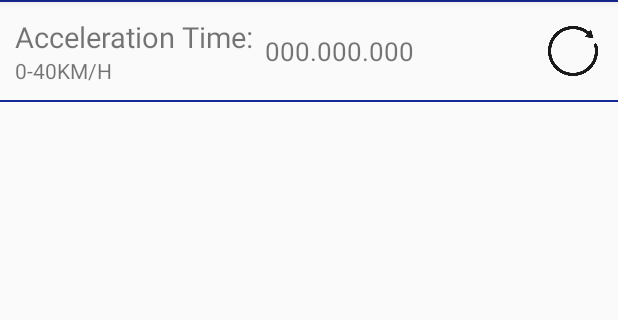
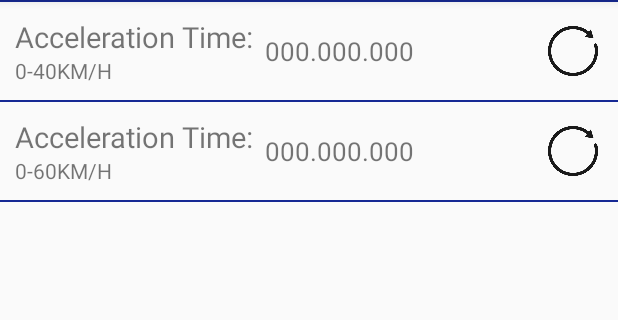
Before and after one commit to in-techouse/obd-car-diagnostic-pro, an Android app: the AccelerationTest screen opened directly, with no data from a screen before it, on a phone screen of 412 x 824 dp, the part 84-404 px from its top. Run offline under Robolectric (Android 15) with nearby library versions, the phone set to English and light mode, and no system bars.

Commit message:
Working on acceleration test

```diff
--- a/app/src/main/res/layout/activity_acceleration_test.xml
+++ b/app/src/main/res/layout/activity_acceleration_test.xml
@@ -68,6 +68,57 @@
             android:background="@color/colorPrimaryDark" />
 
         <!-- Second block, for 0-60 KM/H -->
+
+        <RelativeLayout
+            android:layout_width="match_parent"
+            android:layout_height="wrap_content"
+            android:padding="@dimen/mp_10">
+
+            <LinearLayout
+                android:id="@+id/speed060"
+                android:layout_width="wrap_content"
+                android:layout_height="wrap_content"
+                android:layout_alignParentStart="true"
+                android:layout_centerVertical="true"
+                android:orientation="vertical">
+
+                <TextView
+                    android:layout_width="wrap_content"
+                    android:layout_height="wrap_content"
+                    android:text="Acceleration Time:"
+                    android:textSize="@dimen/textSize19" />
+
+                <TextView
+                    android:layout_width="wrap_content"
+                    android:layout_height="wrap_content"
+                    android:text="0-60KM/H" />
+            </LinearLayout>
+
+            <ImageView
+                android:id="@+id/reset060"
+                android:layout_width="40dp"
+                android:layout_height="40dp"
+                android:layout_alignParentEnd="true"
+                android:layout_centerVertical="true"
+                android:src="@drawable/reset" />
+
+            <TextView
+                android:id="@+id/time060"
+                android:layout_width="wrap_content"
+                android:layout_height="wrap_content"
+                android:layout_centerVertical="true"
+                android:layout_toStartOf="@id/reset060"
+                android:layout_toEndOf="@id/speed060"
+                android:padding="7dp"
+                android:text="000.000.000"
+                android:textSize="@dimen/textSize17" />
+
+        </RelativeLayout>
+
+        <View
+            android:layout_width="match_parent"
+            android:layout_height="1dp"
+            android:background="@color/colorPrimaryDark" />
     </LinearLayout>
 
 </ScrollView>
```
